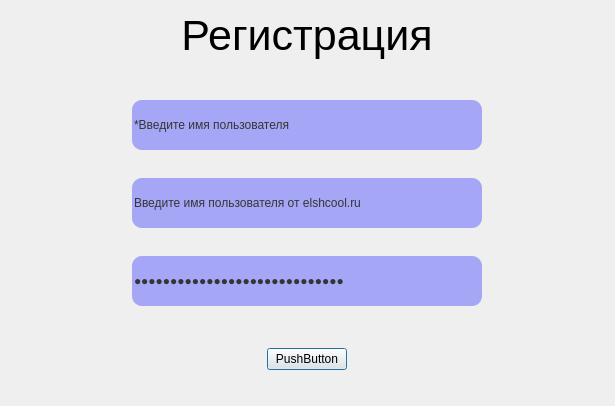
The window that ui/register.ui (Gamer201760/Tasker) describes before a commit, drawn with Qt 5.
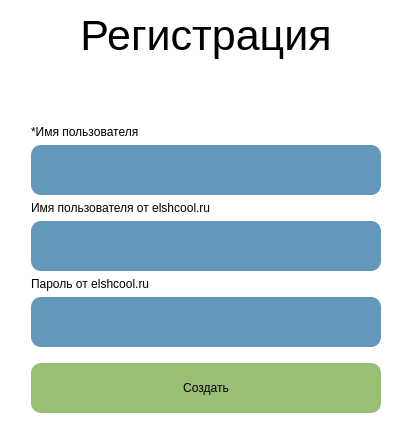
The same window after the commit.

Commit message: add exception, rename models->model, register ui fineshed

The edit to the form file:
```diff
--- a/ui/register.ui
+++ b/ui/register.ui
@@ -6,20 +6,17 @@
    <rect>
     <x>0</x>
     <y>0</y>
-    <width>615</width>
-    <height>406</height>
+    <width>408</width>
+    <height>433</height>
    </rect>
   </property>
   <property name="windowTitle">
    <string>Register</string>
   </property>
   <property name="styleSheet">
-   <string notr="true">QLineEdit {
-	background-color: #A5A6F6;
-	border: 20px;
-	border-radius: 10px;
-	color: rgb(53, 53, 53);
-}</string>
+   <string notr="true">background-color: white;
+color: black;	
+border: 0px;</string>
   </property>
   <property name="inputMethodHints">
    <set>Qt::ImhHiddenText|Qt::ImhNoPredictiveText</set>
@@ -33,7 +30,7 @@
       </font>
      </property>
      <property name="styleSheet">
-      <string notr="true">color: rgb(0, 0, 0);</string>
+      <string notr="true"/>
      </property>
      <property name="text">
       <string>Регистрация</string>
@@ -46,7 +43,49 @@
      </property>
     </widget>
    </item>
-   <item alignment="Qt::AlignHCenter|Qt::AlignVCenter">
+   <item>
+    <widget class="QGroupBox" name="cred_box">
+     <property name="styleSheet">
+      <string notr="true">QLineEdit {
+	background-color: #6498BB;
+	border: 20px;
+	border-radius: 10px;
+}
+
+QLineEdit:hover {
+	background-color: #73A2C1;
+}
+
+QPushButton {
+	background-color: #9ABE74;
+}
+
+QPushButton:hover{
+	background-color: #A4C482;
+}
+
+QPushButton:pressed {
+	background-color: #86B37E;
+}</string>
+     </property>
+     <property name="title">
+      <string/>
+     </property>
+     <layout class="QVBoxLayout" name="verticalLayout_5">
+      <property name="leftMargin">
+       <number>20</number>
+      </property>
+      <property name="rightMargin">
+       <number>20</number>
+      </property>
+      <item>
+       <widget class="QLabel" name="username_lable">
+        <property name="text">
+         <string>*Имя пользователя</string>
+        </property>
+       </widget>
+      </item>
+      <item>
     <widget class="QLineEdit" name="username">
      <property name="sizePolicy">
       <sizepolicy hsizetype="Expanding" vsizetype="Preferred">
@@ -67,12 +106,61 @@
       <string notr="true"/>
      </property>
      <property name="text">
-      <string notr="true">*Введите имя пользователя</string>
+         <string notr="true"/>
      </property>
     </widget>
    </item>
-   <item alignment="Qt::AlignHCenter|Qt::AlignVCenter">
-    <widget class="QLineEdit" name="ej_username">
+      <item>
+       <widget class="QGroupBox" name="ejournal">
+        <property name="title">
+         <string/>
+        </property>
+        <layout class="QVBoxLayout" name="verticalLayout_4">
+         <property name="leftMargin">
+          <number>0</number>
+         </property>
+         <property name="topMargin">
+          <number>0</number>
+         </property>
+         <property name="rightMargin">
+          <number>0</number>
+         </property>
+         <property name="bottomMargin">
+          <number>10</number>
+         </property>
+         <item>
+          <widget class="QGroupBox" name="username_ej_box">
+           <property name="sizePolicy">
+            <sizepolicy hsizetype="Preferred" vsizetype="Preferred">
+             <horstretch>0</horstretch>
+             <verstretch>0</verstretch>
+            </sizepolicy>
+           </property>
+           <property name="title">
+            <string/>
+           </property>
+           <layout class="QVBoxLayout" name="verticalLayout_3">
+            <property name="leftMargin">
+             <number>0</number>
+            </property>
+            <property name="topMargin">
+             <number>0</number>
+            </property>
+            <property name="rightMargin">
+             <number>0</number>
+            </property>
+            <property name="bottomMargin">
+             <number>0</number>
+            </property>
+            <item>
+             <widget class="QLabel" name="username_ej_lable">
+              <property name="text">
+               <string>Имя пользователя от elshcool.ru</string>
+              </property>
+             </widget>
+            </item>
+            <item>
+             <widget class="QLineEdit" name="username_ej">
      <property name="sizePolicy">
       <sizepolicy hsizetype="Expanding" vsizetype="Preferred">
        <horstretch>0</horstretch>
@@ -89,7 +177,7 @@
       <string notr="true"/>
      </property>
      <property name="text">
-      <string notr="true">Введите имя пользователя от elshcool.ru</string>
+               <string notr="true"/>
      </property>
      <property name="maxLength">
       <number>32767</number>
@@ -102,8 +190,36 @@
      </property>
     </widget>
    </item>
-   <item alignment="Qt::AlignHCenter|Qt::AlignVCenter">
-    <widget class="QLineEdit" name="ej_password">
+           </layout>
+          </widget>
+         </item>
+         <item>
+          <widget class="QGroupBox" name="password_ej_box">
+           <property name="title">
+            <string/>
+           </property>
+           <layout class="QVBoxLayout" name="verticalLayout_2">
+            <property name="leftMargin">
+             <number>0</number>
+            </property>
+            <property name="topMargin">
+             <number>0</number>
+            </property>
+            <property name="rightMargin">
+             <number>0</number>
+            </property>
+            <property name="bottomMargin">
+             <number>0</number>
+            </property>
+            <item>
+             <widget class="QLabel" name="password_lable">
+              <property name="text">
+               <string>Пароль от elshcool.ru</string>
+              </property>
+             </widget>
+            </item>
+            <item>
+             <widget class="QLineEdit" name="password_ej">
      <property name="sizePolicy">
       <sizepolicy hsizetype="Expanding" vsizetype="Preferred">
        <horstretch>0</horstretch>
@@ -123,18 +239,37 @@
       <string notr="true"/>
      </property>
      <property name="text">
-      <string notr="true">Введите пароль от elshcool.ru</string>
+               <string notr="true"/>
      </property>
      <property name="echoMode">
       <enum>QLineEdit::Password</enum>
      </property>
     </widget>
    </item>
-   <item alignment="Qt::AlignHCenter|Qt::AlignVCenter">
-    <widget class="QPushButton" name="pushButton">
+           </layout>
+          </widget>
+         </item>
+        </layout>
+       </widget>
+      </item>
+      <item>
+       <widget class="QPushButton" name="register_btn">
+        <property name="minimumSize">
+         <size>
+          <width>350</width>
+          <height>50</height>
+         </size>
+        </property>
+        <property name="styleSheet">
+         <string notr="true">border: 0px;
+border-radius: 10px;</string>
+        </property>
      <property name="text">
-      <string>PushButton</string>
-     </property>
+         <string>Создать</string>
+        </property>
+       </widget>
+      </item>
+     </layout>
     </widget>
    </item>
   </layout>
```
Left out of the diff: 8 changed lines with no effect on the pictures. Lines whose indentation alone changed are shown as unchanged. The commit also changes 10 other files.
